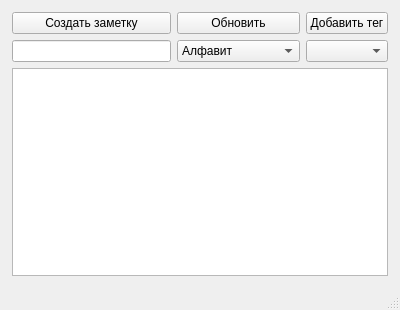
This is notesUi.ui in tuesay/NotesProject as Qt 5 draws it before an edit. The edited form follows.
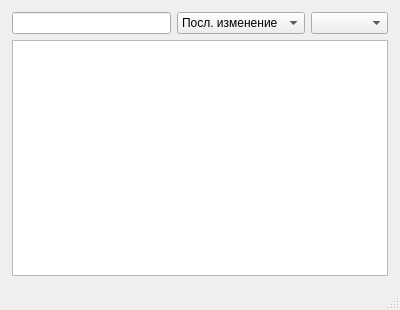
This is the edited form.

Patch:
```diff
--- a/notesUi.ui
+++ b/notesUi.ui
@@ -39,17 +39,31 @@
     <property name="spacing">
      <number>6</number>
     </property>
-    <item row="2" column="0" colspan="2">
+    <item row="1" column="0" colspan="2">
      <widget class="QLineEdit" name="searchLine">
       <property name="toolTip">
        <string>Поиск по имени</string>
       </property>
      </widget>
     </item>
-    <item row="2" column="3">
+    <item row="1" column="3">
      <widget class="QComboBox" name="tagSelect"/>
     </item>
-    <item row="3" column="0" rowspan="2" colspan="4">
+    <item row="1" column="2">
+     <widget class="QComboBox" name="sortBy">
+      <item>
+       <property name="text">
+        <string>Посл. изменение</string>
+       </property>
+      </item>
+      <item>
+       <property name="text">
+        <string>Алфавит</string>
+       </property>
+      </item>
+     </widget>
+    </item>
+    <item row="2" column="0" rowspan="2" colspan="4">
      <widget class="QListWidget" name="noteList">
       <property name="minimumSize">
        <size>
@@ -59,41 +73,6 @@
       </property>
      </widget>
     </item>
-    <item row="0" column="0" colspan="2">
-     <widget class="QPushButton" name="createNote">
-      <property name="text">
-       <string>Создать заметку</string>
-      </property>
-     </widget>
-    </item>
-    <item row="0" column="3">
-     <widget class="QPushButton" name="tagAdd">
-      <property name="text">
-       <string>Добавить тег</string>
-      </property>
-     </widget>
-    </item>
-    <item row="2" column="2">
-     <widget class="QComboBox" name="sortBy">
-      <item>
-       <property name="text">
-        <string>Алфавит</string>
-       </property>
-      </item>
-      <item>
-       <property name="text">
-        <string>Дата изменения</string>
-       </property>
-      </item>
-     </widget>
-    </item>
-    <item row="0" column="2">
-     <widget class="QPushButton" name="refreshButton">
-      <property name="text">
-       <string>Обновить</string>
-      </property>
-     </widget>
-    </item>
    </layout>
   </widget>
   <widget class="QStatusBar" name="statusbar"/>
```
